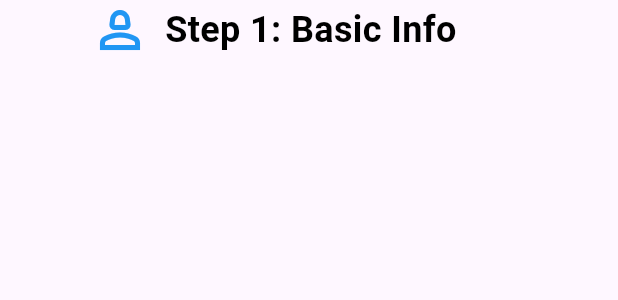
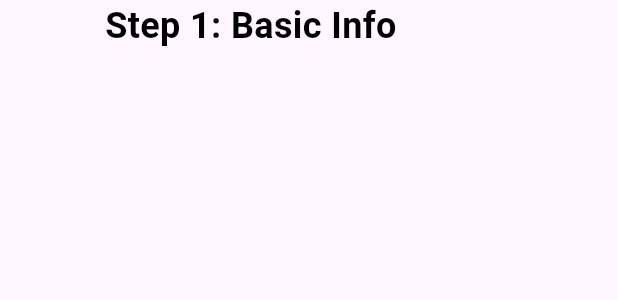
Before and after one commit to sharonempire/customer-management, a Flutter app: the LeadInfoSubtitles widget shown alone on an empty page, opened directly, on a phone screen of 412 x 824 dp. Shown: the top 300 px of the screen. Run offline on Flutter 3.47's test engine with Material 3 defaults, Android fonts, the phone set to English and light mode, and no system bars; our stand-ins replace file_picker, flutter_riverpod, go_router.

Commit message:
titles updates

```diff
--- a/lib/features/presentation/pages/lead_management/popups/lead_info_popup.dart
+++ b/lib/features/presentation/pages/lead_management/popups/lead_info_popup.dart
@@ -38,7 +38,7 @@ class LeadInfoPopup extends StatelessWidget {
                       height10,
                       InfoProgressionIcons(progressedIndex: 0),
                       height30,
-                      LeadInfoSubtitles(subtitle: "Step 1: Basic Info"),
+                      LeadInfoSubtitles(progressionIndex: 0),
                       height30,
                       Padding(
                         padding: const EdgeInsets.symmetric(horizontal: 45),
@@ -217,8 +217,8 @@ class CommonTextField extends StatelessWidget {
 }
 
 class LeadInfoSubtitles extends StatelessWidget {
-  final String subtitle;
-  const LeadInfoSubtitles({super.key, required this.subtitle});
+  final int progressionIndex;
+  const LeadInfoSubtitles({super.key, required this.progressionIndex});
 
   @override
   Widget build(BuildContext context) {
@@ -226,10 +226,21 @@ class LeadInfoSubtitles extends StatelessWidget {
       children: [
         width30,
         width30,
-        Icon(Icons.person_2_outlined, color: Colors.blue, size: 40),
         width10,
         Text(
-          subtitle,
+          progressionIndex == 0
+              ? "Step 1: Basic Info"
+              : progressionIndex == 1
+              ? "Step 2: Education"
+              : progressionIndex == 2
+              ? "Step 3: Work Experience"
+              : progressionIndex == 3
+              ? "Step 4: Budget Info"
+              : progressionIndex == 4
+              ? "Step 5: Preferences"
+              : progressionIndex == 5
+              ? "Step 6: English Proficiency"
+              : "",
           style: myTextstyle(
             fontSize: 24,
             fontWeight: FontWeight.bold,
```
